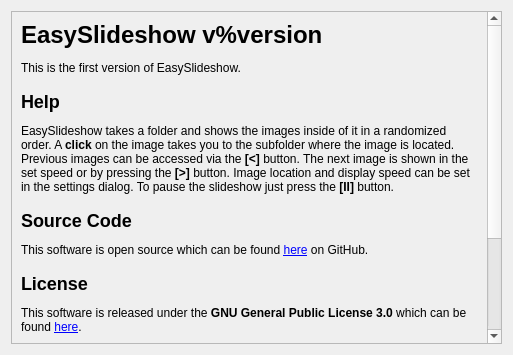
The window that helpdialog.ui (minils/EasySlideshow) describes before a commit, drawn with Qt 5.
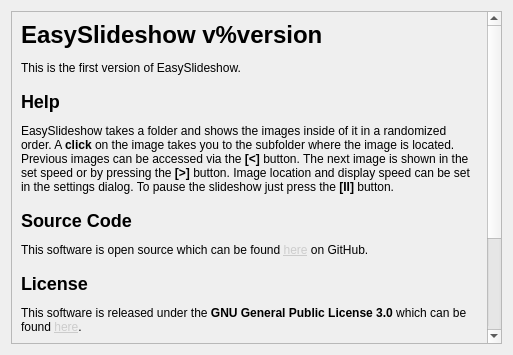
The same window after the commit.

Commit message: Fix navigation bugs Move style to resources

Patch:
```diff
--- a/helpdialog.ui
+++ b/helpdialog.ui
@@ -38,9 +38,9 @@
          <property name="geometry">
           <rect>
            <x>0</x>
-           <y>-216</y>
-           <width>479</width>
-           <height>553</height>
+           <y>0</y>
+           <width>480</width>
+           <height>612</height>
           </rect>
          </property>
          <layout class="QGridLayout" name="gridLayout_3">
@@ -59,14 +59,14 @@
 To pause the slideshow just press the &lt;b&gt;[II]&lt;/b&gt; button.
 &lt;/p&gt;
 &lt;h2&gt;Source Code&lt;/h2&gt;
-&lt;p&gt;This software is open source which can be found &lt;a href=&quot;https://github.com/minils/EasySlideshow&quot;&gt;here&lt;/a&gt; on GitHub.&lt;/p&gt;
+&lt;p&gt;This software is open source which can be found &lt;a href=&quot;https://github.com/minils/EasySlideshow&quot; style=&quot;color: #cccccc;&quot;&gt;here&lt;/a&gt; on GitHub.&lt;/p&gt;
 &lt;h2&gt;License&lt;/h2&gt;
-&lt;p&gt;This software is released under the &lt;b&gt;GNU General Public License 3.0&lt;/b&gt; which can be found &lt;a href=&quot;http://www.gnu.org/licenses/gpl-3.0.txt&quot;&gt;here&lt;/a&gt;.&lt;/p&gt;
+&lt;p&gt;This software is released under the &lt;b&gt;GNU General Public License 3.0&lt;/b&gt; which can be found &lt;a href=&quot;http://www.gnu.org/licenses/gpl-3.0.txt&quot; style=&quot;color: #cccccc;&quot;&gt;here&lt;/a&gt;.&lt;/p&gt;
 &lt;h2&gt;Author&lt;/h2&gt;
-&lt;p&gt;Nils Schwabe &lt;a href=&quot;https://minils.de&quot;&gt;www.minils.de&lt;/a&gt;&lt;/p&gt;
+&lt;p&gt;Nils Schwabe &lt;a href=&quot;https://minils.de&quot; style=&quot;color: #cccccc;&quot;&gt;www.minils.de&lt;/a&gt;&lt;/p&gt;
 &lt;h2&gt;Icons&lt;/h2&gt;
 &lt;p&gt;
-Taken from &lt;b&gt;Material Icons&lt;/b&gt; which were released under the &lt;a href=&quot;https://creativecommons.org/licenses/by/4.0/&quot;&gt;CC BY 4.0&lt;/a&gt; and can be found &lt;a href=&quot;https://design.google.com/icons/&quot;&gt;here&lt;/&gt;.
+Taken from &lt;b&gt;Material Icons&lt;/b&gt; which were released under the &lt;a href=&quot;https://creativecommons.org/licenses/by/4.0/&quot; style=&quot;color: #cccccc;&quot;&gt;CC BY 4.0&lt;/a&gt; and can be found &lt;a href=&quot;https://design.google.com/icons/&quot; style=&quot;color: #cccccc;&quot;&gt;here&lt;/&gt;.
 &lt;/p&gt;</string>
             </property>
             <property name="alignment">
```
Left out of the diff: 6 changed lines with no effect on the pictures. The commit also changes 12 other files.
